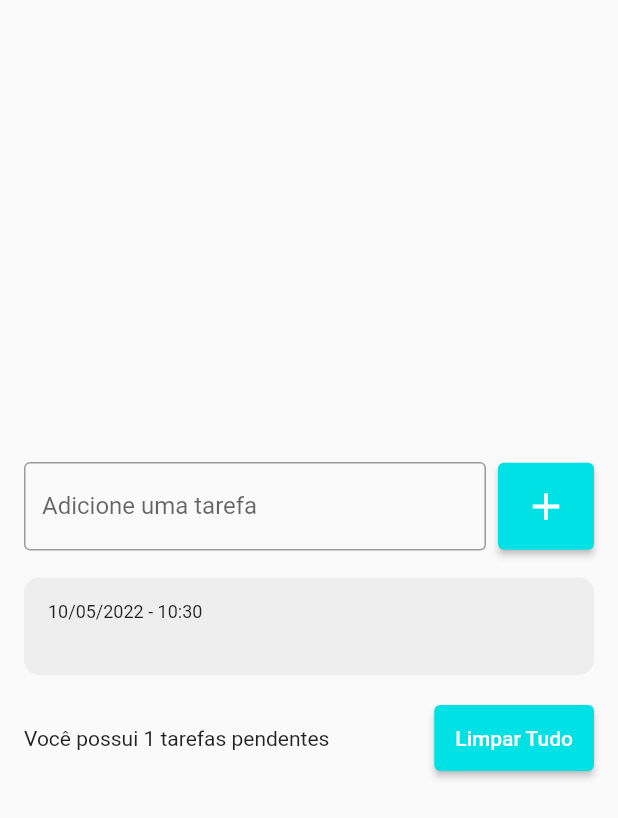
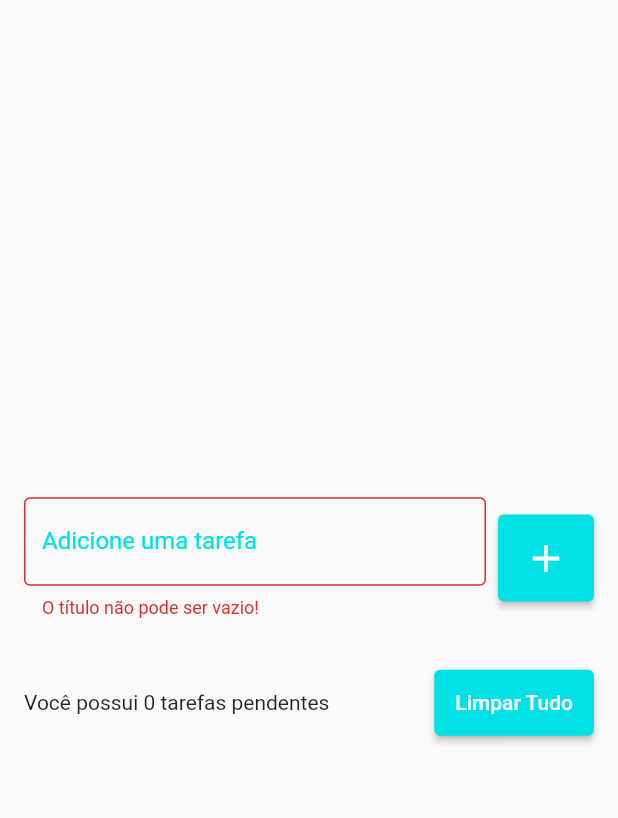
Before and after one commit to gabrielpereira3/ToDoList, a Flutter app: the screen it shows after launch, after a tap on the "add" icon, on a phone screen of 412 x 824 dp. Shown: the top 818 px of the screen. Run offline on Flutter 3.47's test engine with Material 2 defaults, Android fonts, the phone set to English and light mode, and no system bars; drawn by our look-alikes of flutter_slidable; our stand-ins replace shared_preferences; missing offline and left inert: dart:ffi.

```diff
--- a/lib/models/task.dart
+++ b/lib/models/task.dart
@@ -2,7 +2,18 @@ class Task {
 
   Task({required this.title, required this.dateTime});
 
+  Task.fromJson(Map<String, dynamic> json)
+    : title = json['title'],
+      dateTime = DateTime.parse(json['dateTime']);
+
   String title;
   DateTime dateTime;
 
+  Map<String, dynamic> toJson() {
+    return {
+      'title': title,
+      'dateTime': dateTime.toIso8601String(),
+    };
+  }
+
 }
--- a/lib/pages/todo_list_page.dart
+++ b/lib/pages/todo_list_page.dart
@@ -1,5 +1,6 @@
 import 'dart:ffi';
 import 'package:flutter/material.dart';
+import 'package:todo_list/repositories/todo_repository.dart';
 
 import '../models/task.dart';
 import '../widgets/todo_list_item.dart';
@@ -13,10 +14,24 @@ class TodoListPage extends StatefulWidget {
 
 class _TodoListPageState extends State<TodoListPage> {
   final TextEditingController todoController = TextEditingController();
+  final TodoRepository todoRepository = TodoRepository();
 
   List<Task> tasks = [];
   Task? deletedTask;
   int? deletedTaksPos;
+
+  String? errorText;
+
+  @override
+  void initState() {
+    super.initState();
+
+    todoRepository.getTodoList().then((value) {
+      setState(() {
+        tasks = value;
+      });
+    });
+  }
 
   @override
   Widget build(BuildContext context) {
@@ -37,6 +52,16 @@ class _TodoListPageState extends State<TodoListPage> {
                           border: OutlineInputBorder(),
                           labelText: "Adicione uma tarefa",
                           hintText: "Ex. Estudar Flutter",
+                          errorText: errorText,
+                          focusedBorder: OutlineInputBorder(
+                            borderSide: BorderSide(
+                              color: Color(0xff00E1E5),
+                              width: 2,
+                            ),
+                          ),
+                          labelStyle: TextStyle(
+                            color: Color(0xff00E1E5),
+                          ),
                         ),
                       ),
                     ),
@@ -44,14 +69,24 @@ class _TodoListPageState extends State<TodoListPage> {
                     ElevatedButton(
                       onPressed: () {
                         String text = todoController.text;
+
+                        if (text.isEmpty) {
+                          setState(() {
+                            errorText = 'O título não pode ser vazio!';
+                          });
+                          return;
+                        }
+
                         setState(() {
                           Task newTask = Task(
                             title: text,
                             dateTime: DateTime.now(),
                           );
                           tasks.add(newTask);
+                          errorText = null;
                         });
                         todoController.clear();
+                        todoRepository.saveTodoList(tasks);
                       },
                       style: ElevatedButton.styleFrom(
                         primary: Color(0xff00E1E5),
@@ -112,6 +147,8 @@ class _TodoListPageState extends State<TodoListPage> {
       tasks.remove(task);
     });
 
+    todoRepository.saveTodoList(tasks);
+
     ScaffoldMessenger.of(context).clearSnackBars();
     ScaffoldMessenger.of(context).showSnackBar(
       SnackBar(
@@ -127,6 +164,8 @@ class _TodoListPageState extends State<TodoListPage> {
             setState(() {
               tasks.insert(deletedTaksPos!, deletedTask!);
             });
+
+            todoRepository.saveTodoList(tasks);
           },
         ),
         duration: const Duration(seconds: 5),
@@ -146,6 +185,9 @@ class _TodoListPageState extends State<TodoListPage> {
               setState(() {
                 tasks.clear();
               });
+
+              todoRepository.saveTodoList(tasks);
+
               Navigator.of(context).pop();
             },
             style: TextButton.styleFrom(primary: Colors.red),
--- /dev/null
+++ b/lib/repositories/todo_repository.dart
@@ -0,0 +1,25 @@
+import 'dart:convert';
+
+import 'package:shared_preferences/shared_preferences.dart';
+
+import '../models/task.dart';
+
+const todoListKey = 'todo_list';
+
+class TodoRepository {
+
+  late SharedPreferences sharedPreferences;
+
+  Future<List<Task>> getTodoList() async {
+    sharedPreferences = await SharedPreferences.getInstance();
+    final String jsonString = sharedPreferences.getString(todoListKey) ?? '[]';
+    final List jsonDecoded = json.decode(jsonString) as List;
+    return jsonDecoded.map((e) => Task.fromJson(e)).toList();
+  }
+
+  void saveTodoList(List<Task> tasks) {
+    final String jsonString = json.encode(tasks);
+    sharedPreferences.setString(todoListKey, jsonString);
+  }
+
+}
--- a/pubspec.yaml
+++ b/pubspec.yaml
@@ -36,6 +36,7 @@ dependencies:
   cupertino_icons: ^1.0.2
   intl:
   flutter_slidable: ^1.2.0
+  shared_preferences: ^2.0.13
 
 dev_dependencies:
   flutter_test:
```
Also changed, not shown: pubspec.lock.
